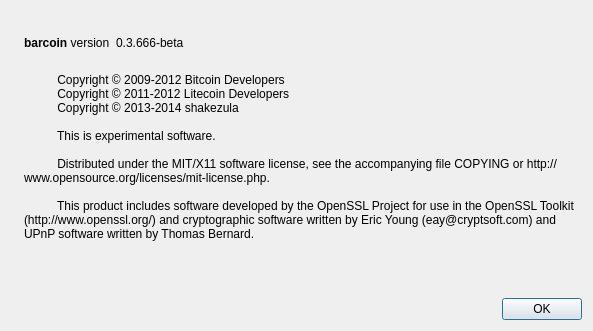
Above: src/qt/forms/aboutdialog.ui from UNicIT/JLCoin before the change. Below: the same form after it.
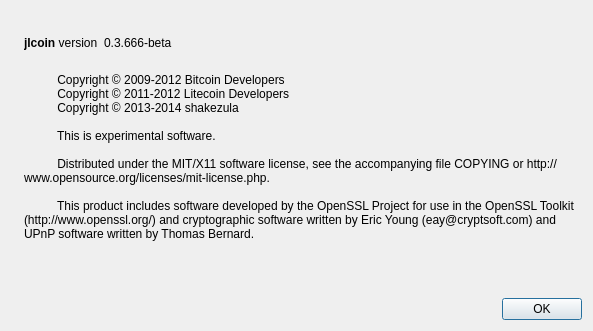
That is the form after the change. Icons and pictures are not drawn.

What changed in the file:
```diff
--- a/src/qt/forms/aboutdialog.ui
+++ b/src/qt/forms/aboutdialog.ui
@@ -50,7 +50,7 @@
           <cursorShape>IBeamCursor</cursorShape>
          </property>
          <property name="text">
-          <string>&lt;b&gt;barcoin&lt;/b&gt; version</string>
+          <string>&lt;b&gt;jlcoin&lt;/b&gt; version</string>
          </property>
          <property name="textInteractionFlags">
           <set>Qt::LinksAccessibleByMouse|Qt::TextSelectableByKeyboard|Qt::TextSelectableByMouse</set>
```
Left out of the diff: 2 changed lines with no effect on the pictures.
